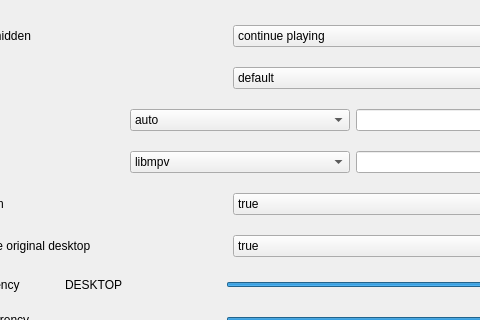
Qt form src/moresetting.ui (dependon/fantascene-dynamic-wallpaper) before a commit; both pictures show x 108 to 588 and y 0 to 320 of the 675 by 605 pixel window.
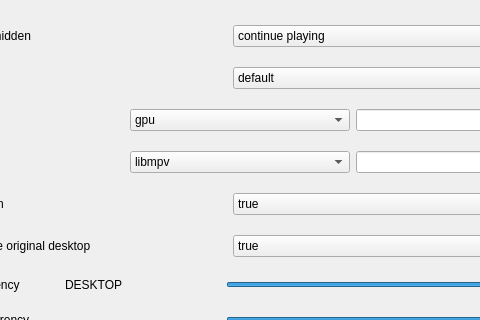
The same form after that commit.

Commit message: update vo and hwdec

Diff of the .ui file:
```diff
--- a/src/moresetting.ui
+++ b/src/moresetting.ui
@@ -105,6 +105,16 @@
      </item>
      <item>
       <widget class="QComboBox" name="hwdecBox">
+       <item>
+        <property name="text">
+         <string notr="true">gpu</string>
+        </property>
+       </item>
+       <item>
+        <property name="text">
+         <string notr="true">gpu-next</string>
+        </property>
+       </item>
        <item>
         <property name="text">
          <string notr="true">auto</string>
```
Left out of the diff: 42 changed lines with no effect on the pictures.
